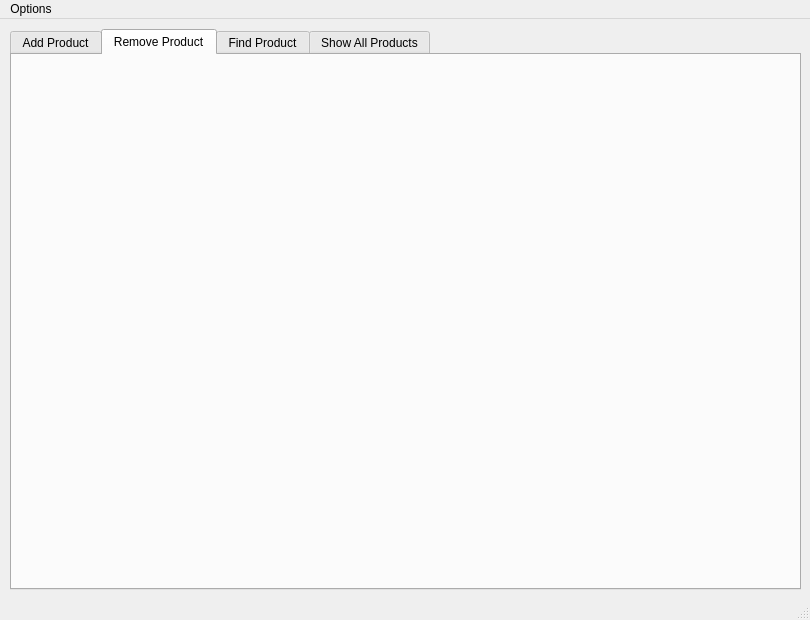
This is MainWindow.ui in dom-gasperini/CC-Product-Management-Tool as Qt 5 draws it before an edit. The edited form follows.
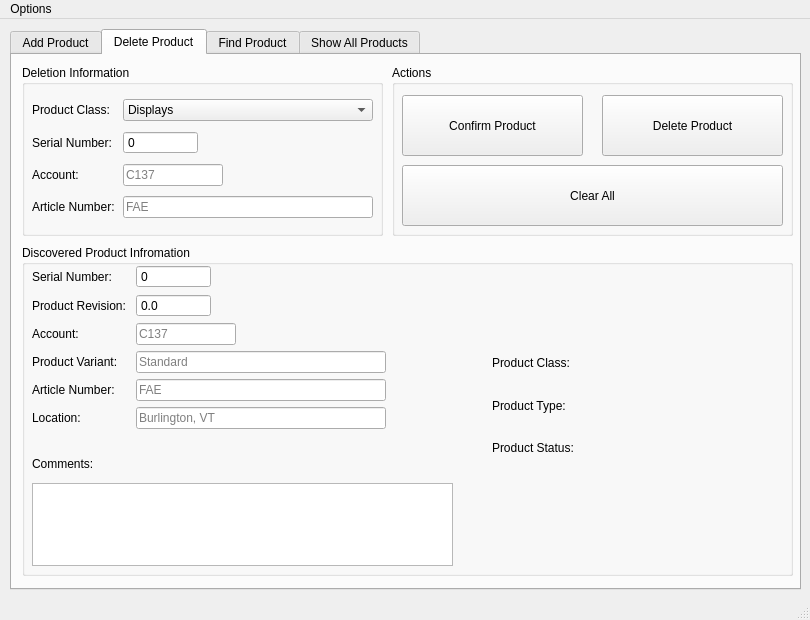
This is the edited form. The open tabs and pages were chosen to show the change.

What changed in the file:
```diff
--- a/MainWindow.ui
+++ b/MainWindow.ui
@@ -520,8 +520,469 @@
     </widget>
     <widget class="QWidget" name="tab_2">
      <attribute name="title">
-      <string>Remove Product</string>
+      <string>Delete Product</string>
      </attribute>
+     <widget class="QGroupBox" name="groupBox_12">
+      <property name="geometry">
+       <rect>
+        <x>380</x>
+        <y>10</y>
+        <width>401</width>
+        <height>171</height>
+       </rect>
+      </property>
+      <property name="title">
+       <string>Actions</string>
+      </property>
+      <widget class="QPushButton" name="confirmProductDeleteBtn">
+       <property name="geometry">
+        <rect>
+         <x>10</x>
+         <y>30</y>
+         <width>181</width>
+         <height>61</height>
+        </rect>
+       </property>
+       <property name="text">
+        <string>Confirm Product</string>
+       </property>
+      </widget>
+      <widget class="QPushButton" name="deleteProductBtn">
+       <property name="geometry">
+        <rect>
+         <x>210</x>
+         <y>30</y>
+         <width>181</width>
+         <height>61</height>
+        </rect>
+       </property>
+       <property name="text">
+        <string>Delete Product</string>
+       </property>
+       <property name="checkable">
+        <bool>true</bool>
+       </property>
+      </widget>
+      <widget class="QPushButton" name="clearDeleteParametersBtn">
+       <property name="geometry">
+        <rect>
+         <x>10</x>
+         <y>100</y>
+         <width>381</width>
+         <height>61</height>
+        </rect>
+       </property>
+       <property name="text">
+        <string>Clear All</string>
+       </property>
+      </widget>
+     </widget>
+     <widget class="QGroupBox" name="groupBox_13">
+      <property name="geometry">
+       <rect>
+        <x>10</x>
+        <y>10</y>
+        <width>361</width>
+        <height>171</height>
+       </rect>
+      </property>
+      <property name="title">
+       <string>Deletion Information</string>
+      </property>
+      <widget class="QWidget" name="layoutWidget">
+       <property name="geometry">
+        <rect>
+         <x>10</x>
+         <y>30</y>
+         <width>341</width>
+         <height>131</height>
+        </rect>
+       </property>
+       <layout class="QGridLayout" name="gridLayout_4">
+        <item row="0" column="0">
+         <widget class="QLabel" name="productClassDeleteLbl">
+          <property name="text">
+           <string>Product Class:</string>
+          </property>
+         </widget>
+        </item>
+        <item row="0" column="1">
+         <widget class="QComboBox" name="productClassDeleteCmbx">
+          <item>
+           <property name="text">
+            <string>Displays</string>
+           </property>
+          </item>
+          <item>
+           <property name="text">
+            <string>Cables</string>
+           </property>
+          </item>
+         </widget>
+        </item>
+        <item row="1" column="0">
+         <widget class="QLabel" name="serialNumberDeleteLbl">
+          <property name="text">
+           <string>Serial Number:</string>
+          </property>
+         </widget>
+        </item>
+        <item row="1" column="1">
+         <widget class="QSpinBox" name="serialNumberDeleteSbx">
+          <property name="maximumSize">
+           <size>
+            <width>75</width>
+            <height>16777215</height>
+           </size>
+          </property>
+          <property name="alignment">
+           <set>Qt::AlignLeading|Qt::AlignLeft|Qt::AlignVCenter</set>
+          </property>
+          <property name="buttonSymbols">
+           <enum>QAbstractSpinBox::NoButtons</enum>
+          </property>
+          <property name="maximum">
+           <number>999999999</number>
+          </property>
+         </widget>
+        </item>
+        <item row="2" column="0">
+         <widget class="QLabel" name="accountDeleteLbl">
+          <property name="text">
+           <string>Account: </string>
+          </property>
+         </widget>
+        </item>
+        <item row="2" column="1">
+         <widget class="QLineEdit" name="accountDeleteLineBx">
+          <property name="maximumSize">
+           <size>
+            <width>100</width>
+            <height>16777215</height>
+           </size>
+          </property>
+          <property name="placeholderText">
+           <string>C137</string>
+          </property>
+         </widget>
+        </item>
+        <item row="3" column="0">
+         <widget class="QLabel" name="articleNumberDeleteLbl">
+          <property name="text">
+           <string>Article Number:</string>
+          </property>
+         </widget>
+        </item>
+        <item row="3" column="1">
+         <widget class="QLineEdit" name="articleDeleteLineBx">
+          <property name="maximumSize">
+           <size>
+            <width>250</width>
+            <height>16777215</height>
+           </size>
+          </property>
+          <property name="placeholderText">
+           <string>FAE</string>
+          </property>
+         </widget>
+        </item>
+       </layout>
+      </widget>
+     </widget>
+     <widget class="QGroupBox" name="groupBox_14">
+      <property name="geometry">
+       <rect>
+        <x>10</x>
+        <y>190</y>
+        <width>771</width>
+        <height>331</height>
+       </rect>
+      </property>
+      <property name="title">
+       <string>Discovered Product Infromation</string>
+      </property>
+      <widget class="QWidget" name="layoutWidget_2">
+       <property name="geometry">
+        <rect>
+         <x>10</x>
+         <y>20</y>
+         <width>421</width>
+         <height>301</height>
+        </rect>
+       </property>
+       <layout class="QGridLayout" name="gridLayout_7">
+        <item row="0" column="1">
+         <widget class="QSpinBox" name="serialNumberDeleteConfirmSbx">
+          <property name="maximumSize">
+           <size>
+            <width>75</width>
+            <height>16777215</height>
+           </size>
+          </property>
+          <property name="alignment">
+           <set>Qt::AlignLeading|Qt::AlignLeft|Qt::AlignVCenter</set>
+          </property>
+          <property name="readOnly">
+           <bool>true</bool>
+          </property>
+          <property name="buttonSymbols">
+           <enum>QAbstractSpinBox::NoButtons</enum>
+          </property>
+          <property name="maximum">
+           <number>999999999</number>
+          </property>
+         </widget>
+        </item>
+        <item row="0" column="0">
+         <widget class="QLabel" name="serialNumberDeleteLbl_2">
+          <property name="text">
+           <string>Serial Number:</string>
+          </property>
+         </widget>
+        </item>
+        <item row="4" column="0">
+         <widget class="QLabel" name="articleNumberDeleteLbl_2">
+          <property name="text">
+           <string>Article Number:</string>
+          </property>
+         </widget>
+        </item>
+        <item row="1" column="0">
+         <widget class="QLabel" name="productRevisionDeleteLbl">
+          <property name="text">
+           <string>Product Revision: </string>
+          </property>
+         </widget>
+        </item>
+        <item row="5" column="1">
+         <widget class="QLineEdit" name="locationDeleteConfirmBx">
+          <property name="maximumSize">
+           <size>
+            <width>250</width>
+            <height>16777215</height>
+           </size>
+          </property>
+          <property name="text">
+           <string/>
+          </property>
+          <property name="readOnly">
+           <bool>true</bool>
+          </property>
+          <property name="placeholderText">
+           <string>Burlington, VT</string>
+          </property>
+         </widget>
+        </item>
+        <item row="4" column="1">
+         <widget class="QLineEdit" name="articleDeleteConfirmLineBx">
+          <property name="maximumSize">
+           <size>
+            <width>250</width>
+            <height>16777215</height>
+           </size>
+          </property>
+          <property name="readOnly">
+           <bool>true</bool>
+          </property>
+          <property name="placeholderText">
+           <string>FAE</string>
+          </property>
+         </widget>
+        </item>
+        <item row="8" column="0" colspan="2">
+         <widget class="QTextEdit" name="commentsDeleteConfirmTbx">
+          <property name="maximumSize">
+           <size>
+            <width>16777215</width>
+            <height>100</height>
+           </size>
+          </property>
+          <property name="readOnly">
+           <bool>true</bool>
+          </property>
+         </widget>
+        </item>
+        <item row="5" column="0">
+         <widget class="QLabel" name="locationDeleteLbl">
+          <property name="text">
+           <string>Location:</string>
+          </property>
+         </widget>
+        </item>
+        <item row="3" column="1">
+         <widget class="QLineEdit" name="productVariantDeleteConfirmBx">
+          <property name="maximumSize">
+           <size>
+            <width>250</width>
+            <height>16777215</height>
+           </size>
+          </property>
+          <property name="readOnly">
+           <bool>true</bool>
+          </property>
+          <property name="placeholderText">
+           <string>Standard</string>
+          </property>
+         </widget>
+        </item>
+        <item row="2" column="1">
+         <widget class="QLineEdit" name="accountDeleteConfirmLineBx">
+          <property name="maximumSize">
+           <size>
+            <width>100</width>
+            <height>16777215</height>
+           </size>
+          </property>
+          <property name="readOnly">
+           <bool>true</bool>
+          </property>
+          <property name="placeholderText">
+           <string>C137</string>
+          </property>
+         </widget>
+        </item>
+        <item row="7" column="1">
+         <spacer name="horizontalSpacer_2">
+          <property name="orientation">
+           <enum>Qt::Horizontal</enum>
+          </property>
+          <property name="sizeHint" stdset="0">
+           <size>
+            <width>40</width>
+            <height>20</height>
+           </size>
+          </property>
+         </spacer>
+        </item>
+        <item row="7" column="0">
+         <widget class="QLabel" name="commentsDeleteLbl">
+          <property name="text">
+           <string>Comments:</string>
+          </property>
+          <property name="alignment">
+           <set>Qt::AlignLeading|Qt::AlignLeft|Qt::AlignTop</set>
+          </property>
+         </widget>
+        </item>
+        <item row="3" column="0">
+         <widget class="QLabel" name="productVariantDeleteLbl">
+          <property name="text">
+           <string>Product Variant: </string>
+          </property>
+         </widget>
+        </item>
+        <item row="1" column="1">
+         <widget class="QDoubleSpinBox" name="productRevisionDeleteConfirmSbx">
+          <property name="maximumSize">
+           <size>
+            <width>75</width>
+            <height>16777215</height>
+           </size>
+          </property>
+          <property name="alignment">
+           <set>Qt::AlignLeading|Qt::AlignLeft|Qt::AlignVCenter</set>
+          </property>
+          <property name="readOnly">
+           <bool>true</bool>
+          </property>
+          <property name="buttonSymbols">
+           <enum>QAbstractSpinBox::NoButtons</enum>
+          </property>
+          <property name="decimals">
+           <number>1</number>
+          </property>
+         </widget>
+        </item>
+        <item row="2" column="0">
+         <widget class="QLabel" name="accountDeleteLbl_2">
+          <property name="text">
+           <string>Account: </string>
+          </property>
+         </widget>
+        </item>
+        <item row="6" column="0">
+         <spacer name="verticalSpacer_3">
+          <property name="orientation">
+           <enum>Qt::Vertical</enum>
+          </property>
+          <property name="sizeHint" stdset="0">
+           <size>
+            <width>20</width>
+            <height>40</height>
+           </size>
+          </property>
+         </spacer>
+        </item>
+        <item row="6" column="1">
+         <spacer name="verticalSpacer_4">
+          <property name="orientation">
+           <enum>Qt::Vertical</enum>
+          </property>
+          <property name="sizeHint" stdset="0">
+           <size>
+            <width>20</width>
+            <height>40</height>
+           </size>
+          </property>
+         </spacer>
+        </item>
+       </layout>
+      </widget>
+      <widget class="QWidget" name="layoutWidget">
+       <property name="geometry">
+        <rect>
+         <x>470</x>
+         <y>100</y>
+         <width>251</width>
+         <height>121</height>
+        </rect>
+       </property>
+       <layout class="QGridLayout" name="gridLayout_8">
+        <item row="0" column="0">
+         <widget class="QLabel" name="productClassConfirmDeleteLbl">
+          <property name="text">
+           <string>Product Class: </string>
+          </property>
+         </widget>
+        </item>
+        <item row="1" column="0">
+         <widget class="QLabel" name="productTypeDeleteConfirmLbl">
+          <property name="text">
+           <string>Product Type: </string>
+          </property>
+         </widget>
+        </item>
+        <item row="2" column="0">
+         <widget class="QLabel" name="productStatusDeleteLbl">
+          <property name="text">
+           <string>Product Status: </string>
+          </property>
+         </widget>
+        </item>
+        <item row="0" column="1">
+         <widget class="QLabel" name="productClassDeleteConfirmInfo">
+          <property name="text">
+           <string/>
+          </property>
+         </widget>
+        </item>
+        <item row="1" column="1">
+         <widget class="QLabel" name="productTypeDeleteConfirmInfo">
+          <property name="text">
+           <string/>
+          </property>
+         </widget>
+        </item>
+        <item row="2" column="1">
+         <widget class="QLabel" name="productStatusDeleteInfo">
+          <property name="text">
+           <string/>
+          </property>
+         </widget>
+        </item>
+       </layout>
+      </widget>
+     </widget>
     </widget>
     <widget class="QWidget" name="tab_3">
      <attribute name="title">
```
Left out of the diff: 19 changed lines with no effect on the pictures.
